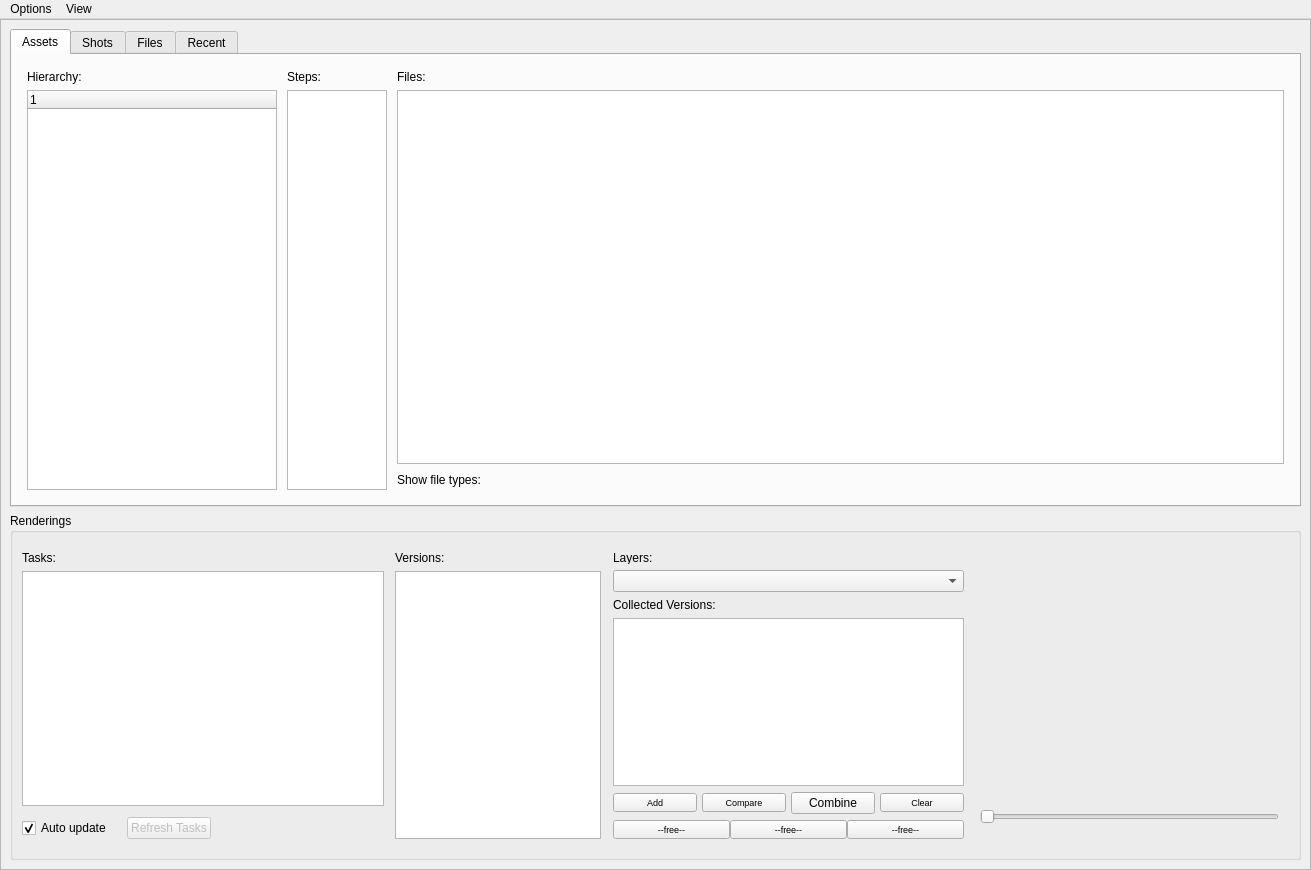
Before: the Qt Designer form Prism/PrismFiles/ProjectFiles/Scripts/UserInterfaces/ProjectBrowser.ui in PrismPipeline/Prism, drawn with Qt 5.
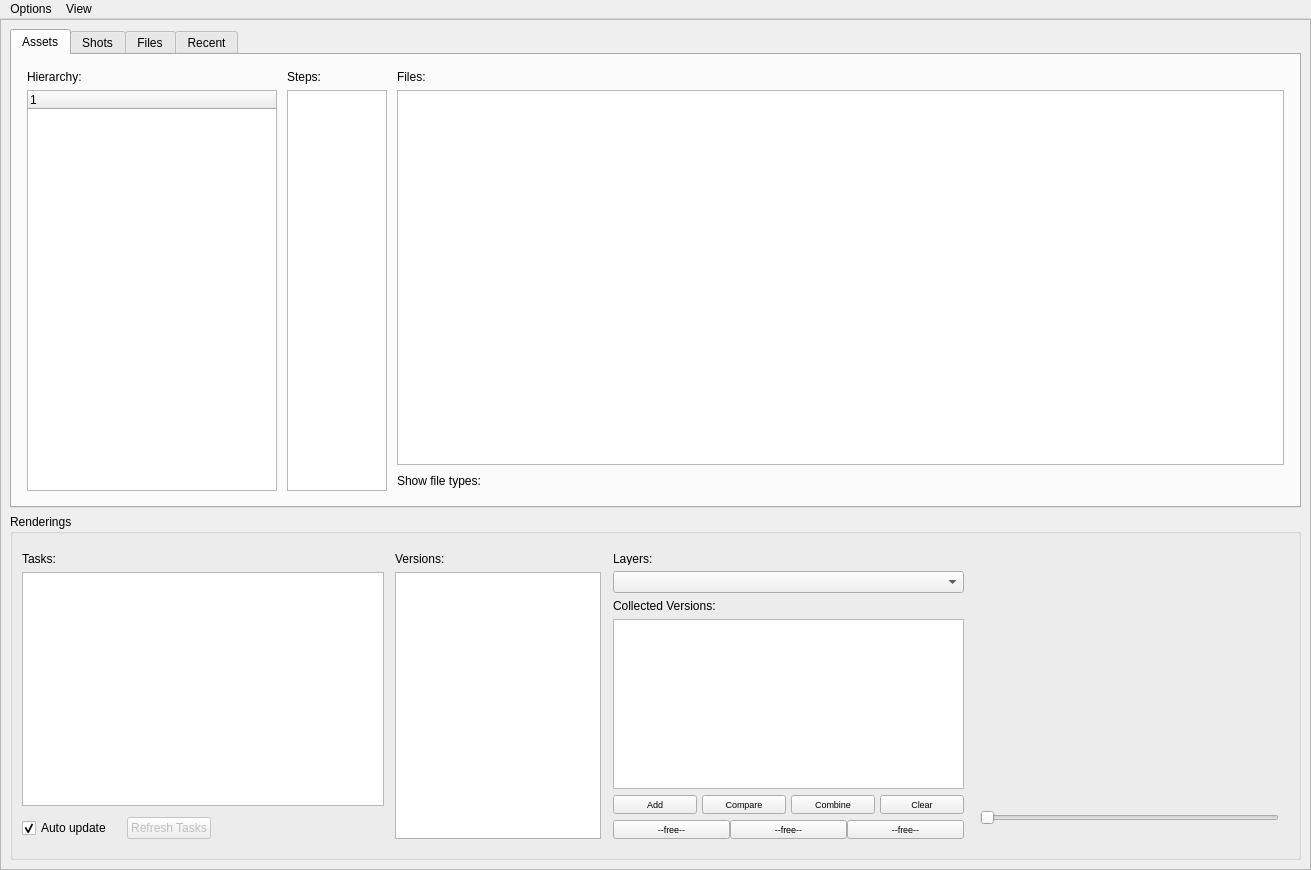
After: the same form once the commit is applied.

```diff
--- a/Prism/PrismFiles/ProjectFiles/Scripts/UserInterfaces/ProjectBrowser.ui
+++ b/Prism/PrismFiles/ProjectFiles/Scripts/UserInterfaces/ProjectBrowser.ui
@@ -1376,6 +1376,17 @@
                      <verstretch>0</verstretch>
                     </sizepolicy>
                    </property>
+                   <property name="maximumSize">
+                    <size>
+                     <width>16777215</width>
+                     <height>16777215</height>
+                    </size>
+                   </property>
+                   <property name="font">
+                    <font>
+                     <pointsize>7</pointsize>
+                    </font>
+                   </property>
                    <property name="focusPolicy">
                     <enum>Qt::NoFocus</enum>
                    </property>
@@ -1385,6 +1396,9 @@
                    <property name="text">
                     <string>Combine</string>
                    </property>
+                   <property name="checkable">
+                    <bool>false</bool>
+                   </property>
                   </widget>
                  </item>
                  <item>
```
